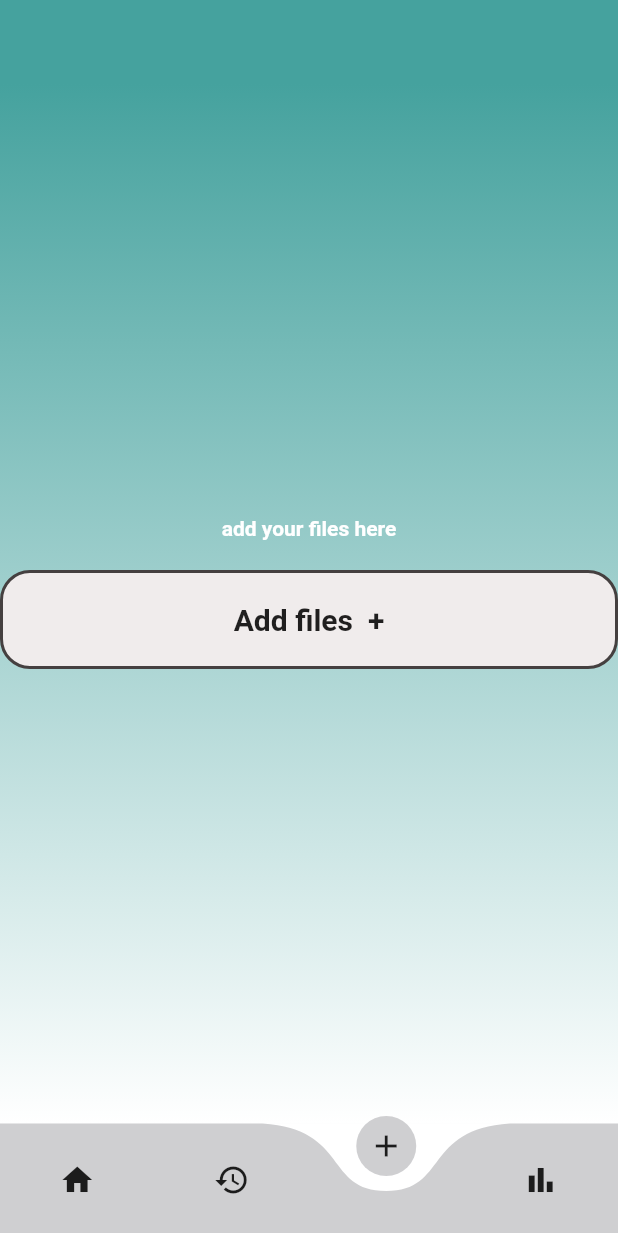
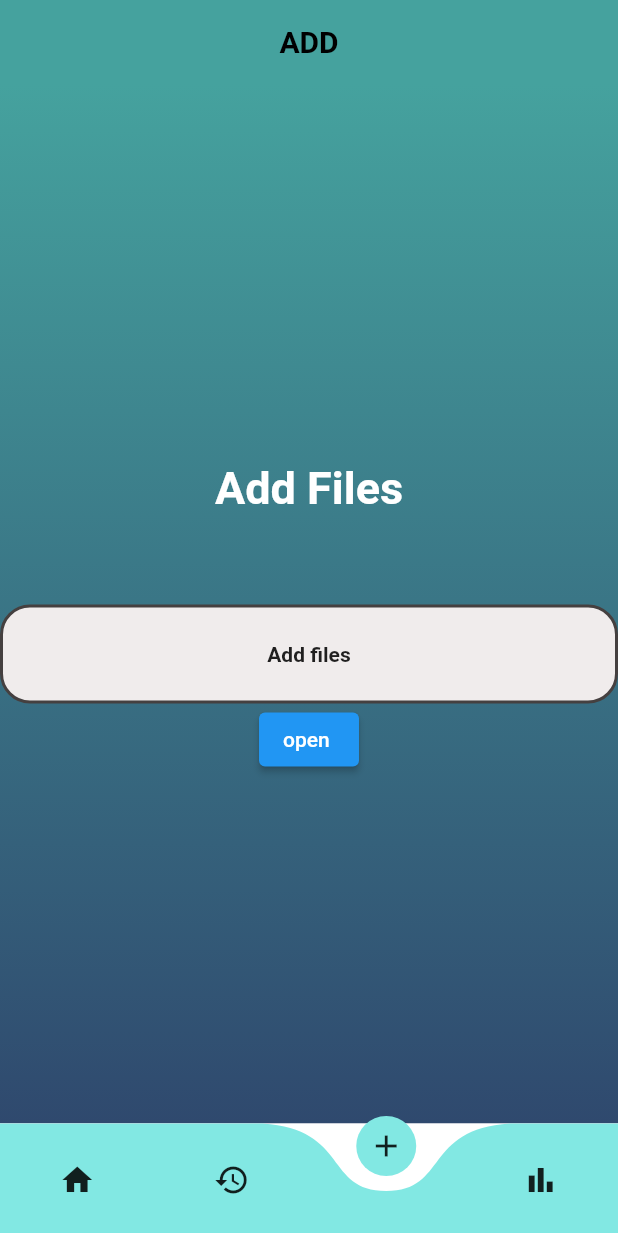
Before and after one commit to adilrusfeed/File-Manager, a Flutter app: the screen it shows after launch, item 3 of the bottom bar chosen, on a phone screen of 412 x 824 dp. Shown: the top 1233 px of the screen. Run offline on Flutter 3.47's test engine with Material 2 defaults, Android fonts, the phone set to English and light mode, and no system bars; drawn by our look-alikes of curved_navigation_bar; our stand-ins replace file_picker, hive_flutter, open_file; accounts and stored records are empty.

Commit message:
add commit

```diff
--- a/lib/bottombar.dart
+++ b/lib/bottombar.dart
@@ -27,7 +27,7 @@ class _BottomBarState extends State<BottomBar> {
         body: pages[myindex],
         bottomNavigationBar: CurvedNavigationBar(
             backgroundColor: Colors.white,
-            color: Color.fromARGB(255, 207, 207, 209),
+            color: Color.fromARGB(255, 130, 232, 227),
             animationDuration: Duration(milliseconds: 500),
             onTap: (index) {
               setState(() {
--- a/lib/main.dart
+++ b/lib/main.dart
@@ -1,5 +1,6 @@
 import 'package:file_manager/bottombar.dart';
-import 'package:file_manager/model/filemanager.dart';
+//import 'package:file_manager/db/function.dart';
+import 'package:file_manager/model/data_model.dart';
 
 import 'package:flutter/material.dart';
 
@@ -21,6 +22,7 @@ class MyApp extends StatelessWidget {
 
   @override
   Widget build(BuildContext context) {
+    //getAlldata();
     return MaterialApp(
       title: 'File organiser',
       debugShowCheckedModeBanner: false,
--- a/lib/model/filemanager.dart
+++ b/lib/model/data_model.dart
@@ -1,7 +1,7 @@
 import 'dart:io';
 
 import 'package:hive_flutter/hive_flutter.dart';
-part 'filemanager.g.dart';
+part 'data_model.g.dart';
 
 @HiveType(typeId: 0)
 class FileManager extends HiveObject {
--- a/lib/screens/add_screen.dart
+++ b/lib/screens/add_screen.dart
@@ -1,7 +1,9 @@
-// ignore_for_file: prefer_const_constructors
+// ignore_for_file: prefer_const_literals_to_create_immutables, prefer_const_constructors
 
 import 'package:flutter/material.dart';
 import 'package:file_picker/file_picker.dart';
+import 'package:url_launcher/url_launcher.dart';
+import 'package:flutter/services.dart';
 import 'package:open_file/open_file.dart';
 
 class AddScreen extends StatefulWidget {
@@ -12,7 +14,7 @@ class AddScreen extends StatefulWidget {
 }
 
 class _AddScreenState extends State<AddScreen> {
-// Set a default value
+  PlatformFile? selectedFile; // Store the selected file
 
   @override
   Widget build(BuildContext context) {
@@ -20,14 +22,21 @@ class _AddScreenState extends State<AddScreen> {
       appBar: AppBar(
         elevation: 0,
         backgroundColor: Color(0xFF45A29E),
+        title: Center(
+          child: Text(
+            'ADD',
+            style: TextStyle(
+              fontSize: 20,
+              fontWeight: FontWeight.w600,
+              color: Colors.black,
+            ),
+          ),
+        ),
       ),
       body: Container(
         decoration: BoxDecoration(
           gradient: LinearGradient(
-            colors: [
-              Color(0xFF45A29E),
-              Color.fromARGB(255, 255, 255, 255),
-            ],
+            colors: [Color(0xFF45A29E), Color(0xFF2F496E)],
             begin: Alignment.topCenter,
             end: Alignment.bottomCenter,
           ),
@@ -35,10 +44,44 @@ class _AddScreenState extends State<AddScreen> {
         child: Column(
           mainAxisAlignment: MainAxisAlignment.center,
           children: [
-            SizedBox(height: 5),
-            Text("add your files here",
+            Padding(
+              padding: const EdgeInsets.all(20.0),
+              child: Text(
+                "Add Files",
                 style: TextStyle(
-                    fontWeight: FontWeight.w700, color: Colors.white)),
+                  fontSize: 30,
+                  fontWeight: FontWeight.w600,
+                  color: Colors.white,
+                ),
+              ),
+            ),
+            SizedBox(height: 20),
+            if (selectedFile != null) // Display the selected file
+              Container(
+                padding: EdgeInsets.all(16),
+                decoration: BoxDecoration(
+                  color: Colors.white,
+                  borderRadius: BorderRadius.circular(12),
+                ),
+                child: Column(
+                  children: [
+                    Text(
+                      "Selected File:",
+                      style: TextStyle(
+                        fontWeight: FontWeight.bold,
+                        fontSize: 18,
+                      ),
+                    ),
+                    SizedBox(height: 10),
+                    Text(
+                      selectedFile!.name,
+                      style: TextStyle(
+                        fontSize: 16,
+                      ),
+                    ),
+                  ],
+                ),
+              ),
             SizedBox(height: 20),
             InkWell(
               onTap: () {
@@ -56,13 +99,23 @@ class _AddScreenState extends State<AddScreen> {
                   borderRadius: BorderRadius.all(Radius.circular(20)),
                 ),
                 child: Center(
-                    child: Text(
-                  "Add files  +",
-                  style: TextStyle(fontWeight: FontWeight.bold, fontSize: 20),
-                )),
+                  child: Text(
+                    "Add files",
+                    style: TextStyle(fontWeight: FontWeight.bold),
+                  ),
+                ),
               ),
             ),
-            SizedBox(height: 20),
+            if (selectedFile != null) // Display the open button
+              SizedBox(height: 20),
+            ElevatedButton(
+              onPressed: () {
+                if (selectedFile != null) {
+                  openFile(selectedFile!);
+                }
+              },
+              child: Text("open "),
+            ),
           ],
         ),
       ),
@@ -75,14 +128,22 @@ class _AddScreenState extends State<AddScreen> {
       allowMultiple: true,
     );
 
-    if (result == null || result.files.isEmpty) return;
-
-    for (var file in result.files) {
-      viewFile(file);
+    if (result != null && result.files.isNotEmpty) {
+      setState(() {
+        selectedFile = result.files.first;
+      });
     }
   }
 
-  void viewFile(PlatformFile file) {
-    OpenFile.open(file.path);
+  Future<void> openFile(PlatformFile file) async {
+    final filePath = file.path;
+    final fileName = file.name;
+
+    try {
+      await OpenFile.open(filePath);
+      print(fileName);
+    } catch (error) {
+      print(error);
+    }
   }
 }
--- a/pubspec.yaml
+++ b/pubspec.yaml
@@ -40,11 +40,11 @@ dependencies:
 
 dev_dependencies:
   build_runner: ^2.4.6
-
   flutter_lints: ^2.0.0
   flutter_test:
     sdk: flutter
   hive_generator: ^2.0.1
+  url_launcher: ^6.2.1
 # For information on the generic Dart part of this file, see the
 # following page: https://dart.dev/tools/pub/pubspec
 # The following section is specific to Flutter packages.
```
Also changed, not shown: lib/db/function.dart (+15 -16 lines), lib/model/data_model.g.dart, pubspec.lock, 5 other files.
